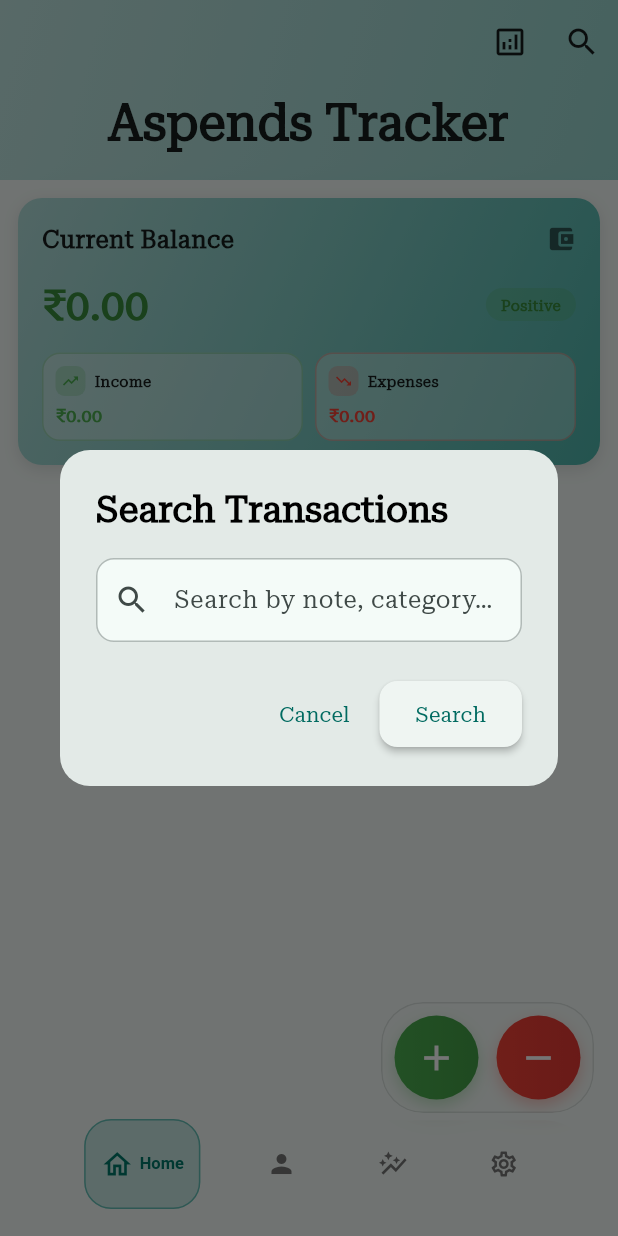
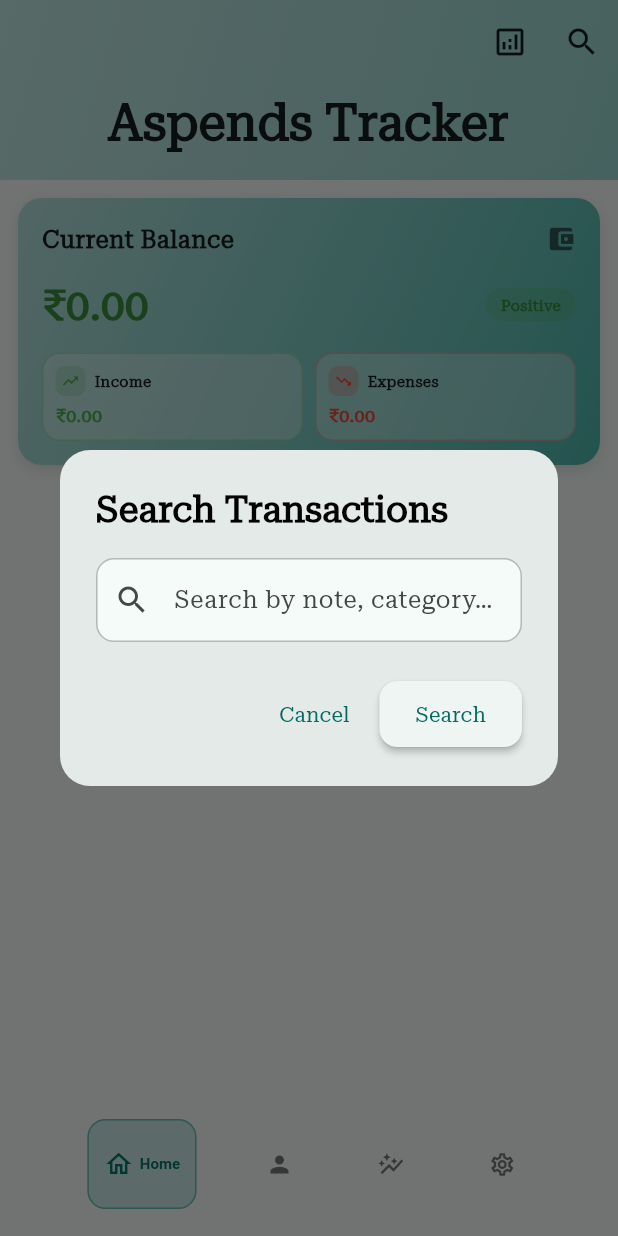
Before and after one commit to NileshSuthar6814/Aspend, a Flutter app: the RootNavigation screen opened directly, after a tap on the "search" icon, on a phone screen of 412 x 824 dp. Run offline on Flutter 3.47's test engine with Material 3 defaults, Android fonts, the phone set to English and light mode, and no system bars; drawn by our look-alikes of dynamic_color, zoom_tap_animation; our stand-ins replace file_picker, fl_chart, flex_color_scheme, fluttertoast, google_fonts, hive and 3 more; missing offline and left inert: flutter_displaymode, home_widget, liquid_glass_renderer; accounts and stored records are empty; statements that could not run were skipped.

Commit message:
New ui has comming

```diff
--- a/lib/main.dart
+++ b/lib/main.dart
@@ -463,9 +463,9 @@ class _RootNavigationState extends State<RootNavigation> with TickerProviderStat
           });
         },
         child: Container(
-          padding: const EdgeInsets.symmetric(horizontal: 10, vertical: 3),
+          padding: const EdgeInsets.symmetric(horizontal: 10, vertical: 1.5), // Reduced vertical padding
           decoration: BoxDecoration(
-            borderRadius: BorderRadius.circular(18),
+            borderRadius: BorderRadius.circular(12), // Smaller radius for half height
             color: isSelected ? Colors.teal.withOpacity(0.18) : Colors.transparent,
             border: isSelected ? Border.all(
               color: Colors.teal.withOpacity(0.5),
@@ -481,7 +481,7 @@ class _RootNavigationState extends State<RootNavigation> with TickerProviderStat
                   icon,
                   key: ValueKey(isSelected),
                   color: isSelected ? Colors.teal.shade700 : Colors.grey.shade600,
-                  size: isSelected ? 22 : 20,
+                  size: isSelected ? 20 : 18, // Slightly smaller icons
                 ),
               ),
               if (isSelected) ...[
@@ -490,7 +490,7 @@ class _RootNavigationState extends State<RootNavigation> with TickerProviderStat
                   duration: const Duration(milliseconds: 200),
                   style: TextStyle(
                     color: Colors.teal.shade700,
-                    fontSize: 11,
+                    fontSize: 10, // Smaller font
                     fontWeight: FontWeight.w600,
                   ),
                   child: Text(label),
--- a/lib/screens/home_page.dart
+++ b/lib/screens/home_page.dart
@@ -25,6 +25,8 @@ class _HomePageState extends State<HomePage> with TickerProviderStateMixin {
   double _currentBalance = 0;
   late AnimationController _fabController;
   late Animation<double> _fabScale;
+  late AnimationController _fabVisibilityController;
+  late Animation<double> _fabOpacity;
   late ScrollController _scrollController;
   bool _showFab = true;
 
@@ -38,15 +40,27 @@ class _HomePageState extends State<HomePage> with TickerProviderStateMixin {
     _fabScale = Tween<double>(begin: 1.0, end: 0.9).animate(
       CurvedAnimation(parent: _fabController, curve: Curves.easeInOut),
     );
+
+    // New FAB visibility animation controller
+    _fabVisibilityController = AnimationController(
+      duration: const Duration(milliseconds: 300),
+      vsync: this,
+    );
+    _fabOpacity = Tween<double>(begin: 1.0, end: 0.0).animate(
+      CurvedAnimation(parent: _fabVisibilityController, curve: Curves.easeInOut),
+    );
+
     _scrollController = ScrollController();
 
-    // Add scroll listener for FAB visibility
+    // Improved scroll listener for FAB visibility
     _scrollController.addListener(() {
       final direction = _scrollController.position.userScrollDirection;
       if (direction == ScrollDirection.reverse && _showFab) {
         setState(() => _showFab = false);
+        _fabVisibilityController.forward();
       } else if (direction == ScrollDirection.forward && !_showFab) {
         setState(() => _showFab = true);
+        _fabVisibilityController.reverse();
       }
     });
 
@@ -56,6 +70,7 @@ class _HomePageState extends State<HomePage> with TickerProviderStateMixin {
   @override
   void dispose() {
     _fabController.dispose();
+    _fabVisibilityController.dispose();
     _scrollController.dispose();
     super.dispose();
   }
@@ -151,10 +166,20 @@ class _HomePageState extends State<HomePage> with TickerProviderStateMixin {
               },
             ),
           ),
+          // Bottom padding to prevent UI glitches
+          SliverToBoxAdapter(
+            child: SizedBox(height: 120),
+          ),
         ],
       ),
-      floatingActionButton: _showFab
-          ? Column(
+      floatingActionButton: AnimatedBuilder(
+        animation: _fabVisibilityController,
+        builder: (context, child) {
+          return Transform.translate(
+            offset: Offset(0, 20 * (1 - _fabVisibilityController.value)),
+            child: Opacity(
+              opacity: _fabVisibilityController.value,
+              child: Column(
                 mainAxisAlignment: MainAxisAlignment.end,
                 children: [
                   // Glass Effect Container for FABs
@@ -254,8 +279,11 @@ class _HomePageState extends State<HomePage> with TickerProviderStateMixin {
                   ),
                   const SizedBox(height: 50),
                 ],
-            )
-          : null,
+              ),
+            ),
+          );
+        },
+      ),
     );
   }
 
--- a/lib/screens/people_page.dart
+++ b/lib/screens/people_page.dart
@@ -21,8 +21,10 @@ class _PeopleTabState extends State<PeopleTab> with TickerProviderStateMixin {
   bool _showFab = true;
   late AnimationController _fadeController;
   late AnimationController _slideController;
+  late AnimationController _fabVisibilityController;
   late Animation<double> _fadeAnimation;
   late Animation<Offset> _slideAnimation;
+  late Animation<double> _fabOpacity;
 
   @override
   void initState() {
@@ -48,6 +50,15 @@ class _PeopleTabState extends State<PeopleTab> with TickerProviderStateMixin {
       end: Offset.zero,
     ).animate(CurvedAnimation(parent: _slideController, curve: Curves.easeOutCubic));
 
+    // FAB visibility animation
+    _fabVisibilityController = AnimationController(
+      duration: const Duration(milliseconds: 300),
+      vsync: this,
+    );
+    _fabOpacity = Tween<double>(begin: 1.0, end: 0.0).animate(
+      CurvedAnimation(parent: _fabVisibilityController, curve: Curves.easeInOut),
+    );
+
     _fadeController.forward();
     _slideController.forward();
 
@@ -55,8 +66,10 @@ class _PeopleTabState extends State<PeopleTab> with TickerProviderStateMixin {
       final direction = _scrollController.position.userScrollDirection;
       if (direction == ScrollDirection.reverse && _showFab) {
         setState(() => _showFab = false);
+        _fabVisibilityController.forward();
       } else if (direction == ScrollDirection.forward && !_showFab) {
         setState(() => _showFab = true);
+        _fabVisibilityController.reverse();
       }
     });
   }
@@ -66,6 +79,7 @@ class _PeopleTabState extends State<PeopleTab> with TickerProviderStateMixin {
     _scrollController.dispose();
     _fadeController.dispose();
     _slideController.dispose();
+    _fabVisibilityController.dispose();
     super.dispose();
   }
 
@@ -230,8 +244,13 @@ class _PeopleTabState extends State<PeopleTab> with TickerProviderStateMixin {
               : ListView.builder(
                   controller: _scrollController,
                   padding: const EdgeInsets.all(16),
-                  itemCount: people.length,
+                  itemCount: people.length + 1, // +1 for bottom padding
                   itemBuilder: (_, idx) {
+                    // Add bottom padding as last item
+                    if (idx == people.length) {
+                      return const SizedBox(height: 120);
+                    }
+
                     final person = people[idx];
                     final total = personProvider.totalFor(person.name);
                     final isPositive = total >= 0;
@@ -369,8 +388,14 @@ class _PeopleTabState extends State<PeopleTab> with TickerProviderStateMixin {
                 ),
         ),
       ),
-      floatingActionButton: _showFab
-          ? Column(
+      floatingActionButton: AnimatedBuilder(
+        animation: _fabVisibilityController,
+        builder: (context, child) {
+          return Transform.translate(
+            offset: Offset(0, 20 * (1 - _fabVisibilityController.value)),
+            child: Opacity(
+              opacity: _fabVisibilityController.value,
+              child: Column(
                 mainAxisAlignment: MainAxisAlignment.end,
                 children: [
                   Container(
@@ -407,8 +432,11 @@ class _PeopleTabState extends State<PeopleTab> with TickerProviderStateMixin {
                   ),
                   const SizedBox(height: 50),
                 ],
-            )
-          : null,
+              ),
+            ),
+          );
+        },
+      ),
     );
   }
 }
--- a/pubspec.yaml
+++ b/pubspec.yaml
@@ -58,7 +58,7 @@ flutter_launcher_icons:
     generate: true
   ios: false
   adaptive_icon_background: "#FFFFFF"
-  image_path: "assets/icons/holding-hand-revenue.png"
+  image_path: "assets/icons/icons8-morty-smith-150.png"
 
 
 file_picker:
```
Also changed, not shown: lib/person/person_details_page.dart (+7 -2 lines), lib/screens/chart_page.dart (+6 -6 lines), 5 other files. Lines whose indentation alone changed are shown as unchanged.
